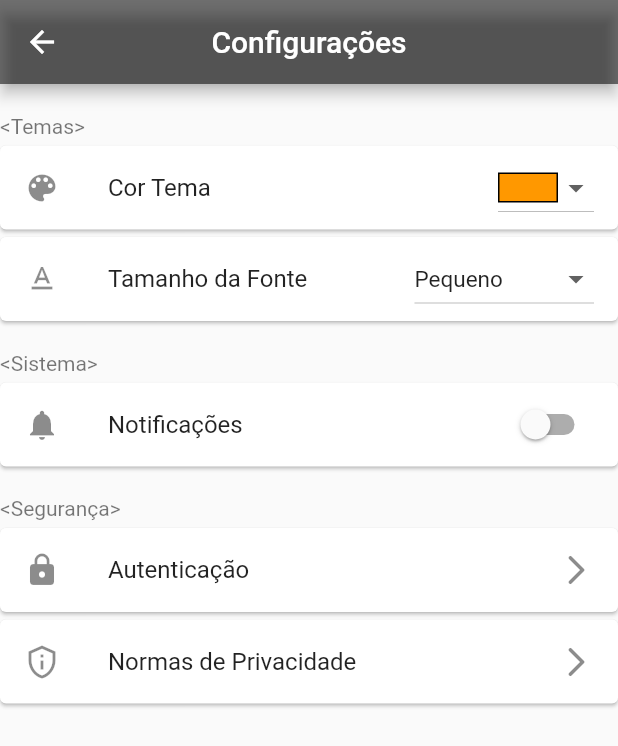
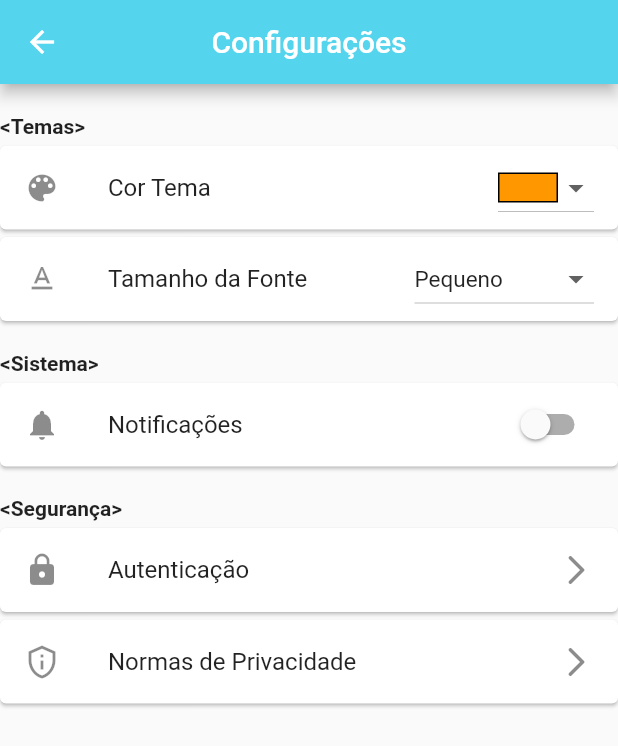
Before and after one commit to Thallanar/laudo_facil, a Flutter app: the ConfigPage screen opened directly, on a phone screen of 412 x 824 dp. Shown: the top 746 px of the screen. Run offline on Flutter 3.47's test engine with Material 2 defaults, Android fonts, the light colour scheme and no system bars; our stand-ins replace cloud_firestore, datetime_picker_formfield, firebase_auth, firebase_core, font_awesome_flutter, google_sign_in; missing offline and left inert: flutter_facebook_auth; accounts and stored records are empty.

Commit message:
Novas paletas de cores dando um visial mais próximo da área de saúde

```diff
--- a/mobile/lib/components/auth_form.dart
+++ b/mobile/lib/components/auth_form.dart
@@ -129,9 +129,8 @@ class _AuthFormState extends State<AuthForm> {
           children: [
             _socialLoginIcons(const FaIcon(FontAwesomeIcons.facebook), 'Facebook', () { AuthService().facebookLogin(); }),
             _socialLoginIcons(const FaIcon(FontAwesomeIcons.google), 'G-Mail', () { AuthService().googleLogin(); }),
-            _socialLoginIcons(const FaIcon(FontAwesomeIcons.instagram), 'Instagram', () {}),
+            _socialLoginIcons(const FaIcon(FontAwesomeIcons.microsoft), 'Microsoft', () {}),
             _socialLoginIcons(const FaIcon(FontAwesomeIcons.twitter), 'X', (){}),
-            _socialLoginIcons(const FaIcon(FontAwesomeIcons.apple), 'ID Apple', (){}),
           ],
         ),
         Column(
--- a/mobile/lib/models/auth/auth_service.dart
+++ b/mobile/lib/models/auth/auth_service.dart
@@ -145,7 +145,10 @@ class AuthFirebaseService implements AuthService {
 
     try {
       // Inicia o processo de login com o Facebook
-      final LoginResult result = await facebookAuth.login();
+      final LoginResult result = await facebookAuth.login(
+        permissions: ['email', 'public_profile'],
+        loginBehavior: LoginBehavior.nativeWithFallback
+      );
 
       // Verifica se o login foi bem-sucedido
       if (result.status == LoginStatus.success) {
@@ -175,7 +178,6 @@ class AuthFirebaseService implements AuthService {
   @override
   Future<void> logout() async {
     await FirebaseAuth.instance.signOut();
-
   }
 
   Future<void> _saveAuthData(AppUser user) async {
--- a/mobile/lib/pages/auth/login_page.dart
+++ b/mobile/lib/pages/auth/login_page.dart
@@ -41,7 +41,7 @@ class _LoginPageState extends State<LoginPage> {
             width: 400,
             child: FittedBox(
               fit: BoxFit.fill,
-              child: Image.asset('assets/icons/Laudo.png'),
+              child: Image.asset('assets/icons/Laudo_3.png'),
             ),
           ),
           Container(
--- a/mobile/lib/pages/config/about.dart
+++ /dev/null
@@ -1,160 +0,0 @@
-
-import 'package:flutter/material.dart';
-
-// import 'package:flutter/rendering.dart';
-
-String choiceDropdown = 'Color 1';
-
-class ConfigPage extends StatefulWidget {
-  // const ConfigPage({ Key? key }) : super(key: key);
-
-  @override
-  State<ConfigPage> createState() => _ConfigPageState();
-}
-
-class _ConfigPageState extends State<ConfigPage> {
-
-  String choiceDropdown = 'Color 1';
-
-  String choiceDropdownFont = 'FontSize 1';
-
-  bool _value = false;
-
-  void _onChanged(bool value){
-    setState((){
-      _value = value;
-    });
-  }
-
-  _divisoes(String texto, double espacamento) {
-    return Container(
-      margin: EdgeInsets.only(top: espacamento),
-      child: Text(
-        texto,
-        style: TextStyle(color: Colors.black54),
-      ),
-    );
-  }
-
-  _fontes<Object>(String valor, String texto, double tamanho) {
-    return DropdownMenuItem(
-      value: valor,
-      child: Container(
-        child: Center(
-          child: Text(
-            texto,
-            style: TextStyle(fontSize: tamanho),
-            textAlign: TextAlign.center
-          ),
-        ),
-      )
-    );
-  }
-
-  _themeColor<Object>(String valor, cor) {
-    return DropdownMenuItem(
-        value: valor,
-        child: FittedBox(
-            fit: BoxFit.fill,
-            child: Container(
-                constraints: BoxConstraints(maxHeight: 20, maxWidth: 40),
-                decoration: BoxDecoration(
-                  border: Border.all(style: BorderStyle.solid),
-                  color: cor,
-                ))));
-  }
-
-  @override
-  Widget build(BuildContext context) {
-    return Scaffold(
-      appBar: AppBar(
-        backgroundColor: Colors.black54,
-        centerTitle: true,
-        title: Text('Configurações'),
-      ),
-      body: ListView(
-        children: [
-          _divisoes('<Temas>', 20),
-          Card(
-            margin: EdgeInsets.only(top: 5, bottom: 5),
-            child: ListTile(
-              title: Text(
-                'Cor Tema',
-              ),
-              leading: Icon(Icons.color_lens),
-              trailing: DropdownButton<String>(
-                value: choiceDropdown,
-                onChanged: (value) {
-                        setState(() {
-                          choiceDropdown = value!;
-                        });
-                      },
-                items: [
-                  _themeColor('Color 1', Colors.orange),
-                  _themeColor('Color 2', Colors.blue),
-                  _themeColor('Color 3', Colors.grey[800]),
-                  _themeColor('Color 4', Colors.purple[900]),
-                  _themeColor('Color 5', Colors.green[900])
-                ],
-              ),
-            ),
-          ),
-          Card(
-              margin: EdgeInsets.only(bottom: 5),
-              child: ListTile(
-                  title: Text('Tamanho da Fonte'),
-                  leading: Icon(Icons.text_format),
-                  trailing: DropdownButton<String>(
-                    value: choiceDropdownFont,
-                    onChanged: (value) {
-                      setState(() {
-                        choiceDropdownFont = value!;
-                      });
-                    },
-                    items: [
-                      _fontes('FontSize 1', 'Pequeno', 15),
-                      _fontes('FontSize 2', 'Médio', 22),
-                      _fontes('FontSize 3', 'Grande', 30)
-                    ],
-                  )
-                )
-            ),
-          _divisoes('<Sistema>', 15),
-          Card(
-            margin: EdgeInsets.only(top: 5, bottom: 5),
-            child: ListTile(
-              title: Text('Notificações'),
-              leading: Icon(Icons.notifications),
-              trailing: Switch(
-                activeColor: Colors.green,
-                value: _value,
-                onChanged: (bool value) {
-                  _onChanged(value);
-                },
-              ),
-            ),
-          ),
-          _divisoes('<Segurança>', 15),
-          Card(
-            margin: EdgeInsets.only(top: 5, bottom: 5),
-            child: ListTile(
-              title: Text('Autenticação'),
-              leading: Icon(Icons.lock),
-              trailing: Icon(Icons.arrow_forward_ios_rounded),
-              onTap: (){},
-            ),
-          ),
-          Card(
-            margin: EdgeInsets.only(bottom: 5),
-            child: ListTile(
-              title: Text('Normas de Privacidade'),
-              leading: Icon(Icons.privacy_tip_outlined),
-              trailing: Icon(Icons.arrow_forward_ios_rounded),
-              onTap: (){}
-            ),
-          )
-        ],
-      ),
-    );
-  }
-}
--- a/mobile/lib/pages/config/pag_config.dart
+++ b/mobile/lib/pages/config/pag_config.dart
@@ -6,7 +6,7 @@ import 'package:flutter/material.dart';
 String choiceDropdown = 'Color 1';
 
 class ConfigPage extends StatefulWidget {
-  // const ConfigPage({ Key? key }) : super(key: key);
+  const ConfigPage({ Key? key }) : super(key: key);
 
   @override
   State<ConfigPage> createState() => _ConfigPageState();
@@ -31,7 +31,9 @@ class _ConfigPageState extends State<ConfigPage> {
       margin: EdgeInsets.only(top: espacamento),
       child: Text(
         texto,
-        style: TextStyle(color: Colors.black54),
+        style: const TextStyle(
+          fontWeight: FontWeight.bold
+        ),
       ),
     );
   }
@@ -39,13 +41,11 @@ class _ConfigPageState extends State<ConfigPage> {
   _fontes<Object>(String valor, String texto, double tamanho) {
     return DropdownMenuItem(
       value: valor,
-      child: Container(
-        child: Center(
-          child: Text(
-            texto,
-            style: TextStyle(fontSize: tamanho),
-            textAlign: TextAlign.center
-          ),
+      child: Center(
+        child: Text(
+          texto,
+          style: TextStyle(fontSize: tamanho),
+          textAlign: TextAlign.center
         ),
       )
     );
@@ -57,7 +57,7 @@ class _ConfigPageState extends State<ConfigPage> {
         child: FittedBox(
             fit: BoxFit.fill,
             child: Container(
-                constraints: BoxConstraints(maxHeight: 20, maxWidth: 40),
+                constraints: const BoxConstraints(maxHeight: 20, maxWidth: 40),
                 decoration: BoxDecoration(
                   border: Border.all(style: BorderStyle.solid),
                   color: cor,
@@ -68,20 +68,20 @@ class _ConfigPageState extends State<ConfigPage> {
   Widget build(BuildContext context) {
     return Scaffold(
       appBar: AppBar(
-        backgroundColor: Colors.black54,
+        backgroundColor: const Color.fromRGBO(85, 212, 237, 93),
         centerTitle: true,
-        title: Text('Configurações'),
+        title: const Text('Configurações'),
       ),
       body: ListView(
         children: [
           _divisoes('<Temas>', 20),
           Card(
-            margin: EdgeInsets.only(top: 5, bottom: 5),
+            margin: const EdgeInsets.only(top: 5, bottom: 5),
             child: ListTile(
-              title: Text(
+              title: const Text(
                 'Cor Tema',
               ),
-              leading: Icon(Icons.color_lens),
+              leading: const Icon(Icons.color_lens),
               trailing: DropdownButton<String>(
                 value: choiceDropdown,
                 onChanged: (value) {
@@ -100,10 +100,10 @@ class _ConfigPageState extends State<ConfigPage> {
             ),
           ),
           Card(
-              margin: EdgeInsets.only(bottom: 5),
+              margin: const EdgeInsets.only(bottom: 5),
               child: ListTile(
-                  title: Text('Tamanho da Fonte'),
-                  leading: Icon(Icons.text_format),
+                  title: const Text('Tamanho da Fonte'),
+                  leading: const Icon(Icons.text_format),
                   trailing: DropdownButton<String>(
                     value: choiceDropdownFont,
                     onChanged: (value) {
@@ -121,10 +121,10 @@ class _ConfigPageState extends State<ConfigPage> {
             ),
           _divisoes('<Sistema>', 15),
           Card(
-            margin: EdgeInsets.only(top: 5, bottom: 5),
+            margin: const EdgeInsets.only(top: 5, bottom: 5),
             child: ListTile(
-              title: Text('Notificações'),
-              leading: Icon(Icons.notifications),
+              title: const Text('Notificações'),
+              leading: const Icon(Icons.notifications),
               trailing: Switch(
                 activeColor: Colors.green,
                 value: _value,
@@ -136,20 +136,20 @@ class _ConfigPageState extends State<ConfigPage> {
           ),
           _divisoes('<Segurança>', 15),
           Card(
-            margin: EdgeInsets.only(top: 5, bottom: 5),
+            margin: const EdgeInsets.only(top: 5, bottom: 5),
             child: ListTile(
-              title: Text('Autenticação'),
-              leading: Icon(Icons.lock),
-              trailing: Icon(Icons.arrow_forward_ios_rounded),
+              title: const Text('Autenticação'),
+              leading: const Icon(Icons.lock),
+              trailing: const Icon(Icons.arrow_forward_ios_rounded),
               onTap: (){},
             ),
           ),
           Card(
-            margin: EdgeInsets.only(bottom: 5),
+            margin: const EdgeInsets.only(bottom: 5),
             child: ListTile(
-              title: Text('Normas de Privacidade'),
-              leading: Icon(Icons.privacy_tip_outlined),
-              trailing: Icon(Icons.arrow_forward_ios_rounded),
+              title: const Text('Normas de Privacidade'),
+              leading: const Icon(Icons.privacy_tip_outlined),
+              trailing: const Icon(Icons.arrow_forward_ios_rounded),
               onTap: (){}
             ),
           )
--- a/mobile/lib/pages/homepage.dart
+++ b/mobile/lib/pages/homepage.dart
@@ -2,6 +2,7 @@ import 'package:flutter/material.dart';
 
 import '../content/menu_bar/left_menu_bar.dart';
 import '../content/menu_bar/right_menu_bar.dart';
+
 
 class HomePage extends StatefulWidget {
   const HomePage({Key? key}) : super(key: key);
@@ -26,7 +27,8 @@ class _HomePageState extends State<HomePage> {
           centerTitle: true,
           elevation: 10,
           actions: const [RightMenuBar()],
-          backgroundColor: Colors.black45,
+          backgroundColor: const Color.fromRGBO(85, 212, 237, 93),
+          // backgroundColor: const Color.fromRGBO(224, 71, 66, 88),
           leading: IconButton(
             icon: const Icon(Icons.menu),
             onPressed: () => _openDrawer(),
@@ -46,7 +48,7 @@ class _HomePageState extends State<HomePage> {
                 width: 500,
                 child: FittedBox(
                   fit: BoxFit.contain,
-                  child: Image.asset('assets/icons/Laudo.png'),
+                  child: Image.asset('assets/icons/Laudo_3.png'),
                 ),
               ),
             ),
--- a/mobile/lib/pages/pag_historico.dart
+++ b/mobile/lib/pages/pag_historico.dart
@@ -12,7 +12,7 @@ class _HistoryPageState extends State<HistoryPage> {
   Widget build(BuildContext context) {
     return Scaffold(
       appBar: AppBar(
-        backgroundColor: Colors.black54,
+        backgroundColor: const Color.fromRGBO(85, 212, 237, 93),
       ),
     );
   }
--- a/mobile/pubspec.yaml
+++ b/mobile/pubspec.yaml
@@ -35,7 +35,7 @@ dependencies:
   # The following adds the Cupertino Icons font to your application.
   # Use with the CupertinoIcons class for iOS style icons.
   cupertino_icons: ^1.0.2
-  url_launcher: ^6.1.11
+  url_launcher: ^6.2.1
   open_file: ^3.3.1
   json_annotation: ^4.8.1
   flutter_riverpod: ^2.3.6
@@ -79,6 +79,7 @@ flutter:
   assets:
    - assets/pictures/example.jpg
    - assets/icons/Laudo.png
+   - assets/icons/Laudo_3.png
   #   - images/a_dot_burr.jpeg
   #   - images/a_dot_ham.jpeg
 
```
Also changed, not shown: mobile/lib/content/menu_bar/left_menu_bar.dart (+12 -14 lines), mobile/lib/content/menu_bar/right_menu_bar.dart (+11 -18 lines), mobile/lib/pages/pag_consultas.dart (+7 -7 lines), mobile/lib/pages/pag_paciente.dart (+1 -6 lines), mobile/lib/pages/pag_sobre.dart (+25 -24 lines), mobile/lib/main.dart (line endings or trailing spaces), mobile/pubspec.lock, 6 other files.
